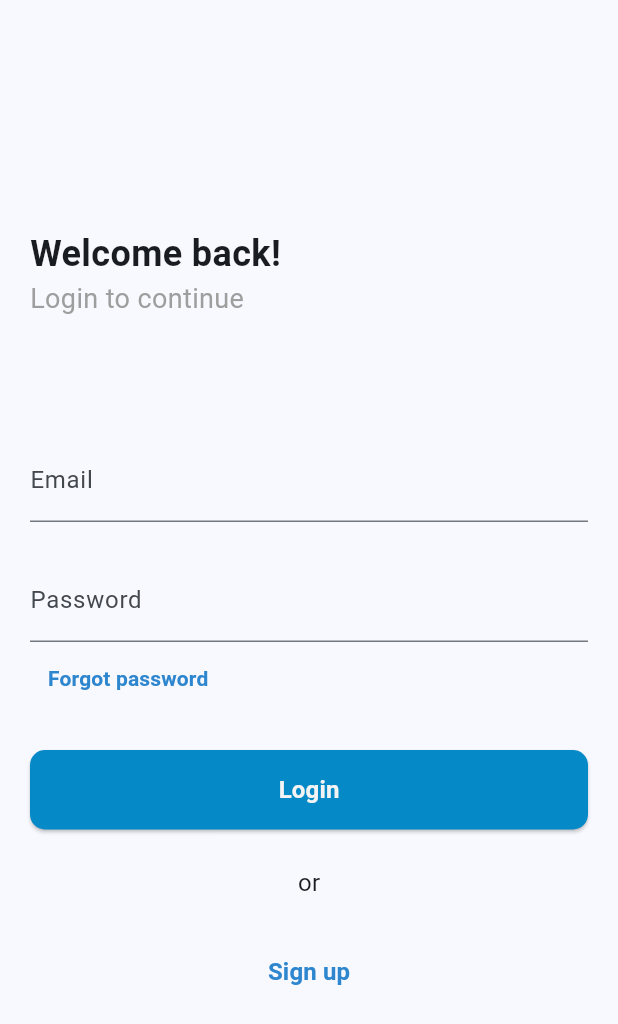
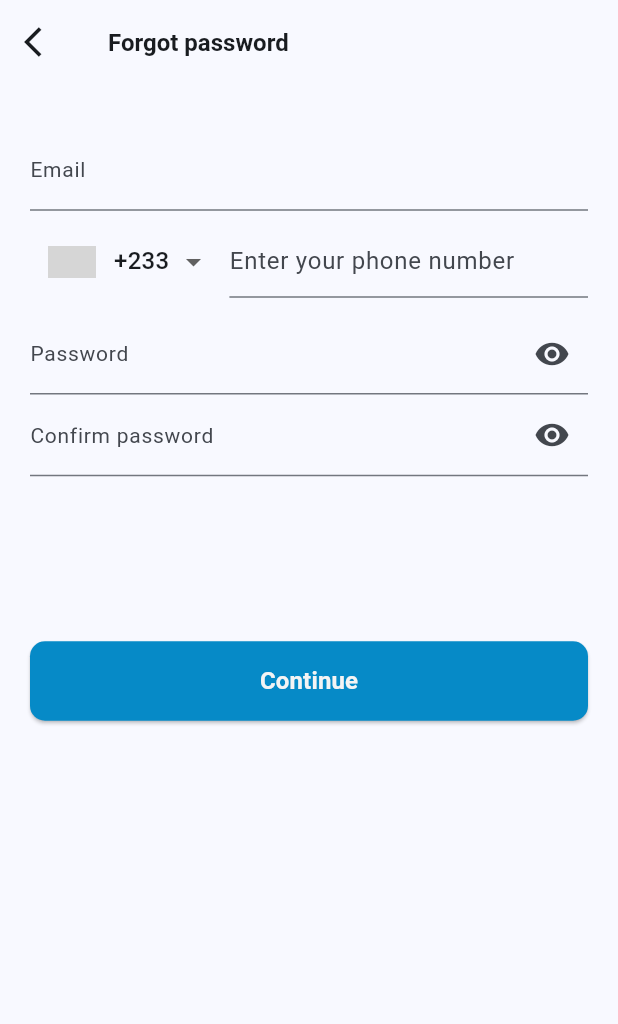
Before and after one commit to Quami-source/eyetruck_driver, a Flutter app: the screen it shows after launch, after a tap on "Forgot password", on a phone screen of 412 x 824 dp. Shown: the top 1024 px of the screen. Run offline on Flutter 3.47's test engine with Material 3 defaults, Android fonts, the phone set to English and light mode, and no system bars; drawn by our look-alikes of intl_phone_number_input; our stand-ins replace device_info_plus, firebase_core, firebase_storage, geocoding, geolocator, image_picker and 2 more; accounts and stored records are empty; network calls fail; grey boxes are pictures that could not be loaded.

Commit message:
Implemented forget password

```diff
--- /dev/null
+++ b/lib/screens/auth/forgot_password.dart
@@ -0,0 +1,225 @@
+import 'dart:convert';
+
+import 'package:eyetruck_driver/constants/utils.dart';
+import 'package:flutter/material.dart';
+import 'package:intl_phone_number_input/intl_phone_number_input.dart';
+import 'package:eyetruck_driver/constants/widgets/button.dart';
+import 'package:http/http.dart' as http;
+
+class ForgotPassword extends StatefulWidget {
+  const ForgotPassword({super.key});
+
+  @override
+  State<ForgotPassword> createState() => _ForgotPasswordState();
+}
+
+class _ForgotPasswordState extends State<ForgotPassword> {
+  GlobalKey tabControllerKey = GlobalKey();
+  final _formKey = GlobalKey<FormState>();
+
+  bool submitting = false;
+
+  bool showPass = true;
+  bool showConfirm = true;
+
+  String? phone = '';
+  final email = TextEditingController();
+  final newPwd = TextEditingController();
+  final confirmPwd = TextEditingController();
+
+  PhoneNumber number = PhoneNumber(isoCode: 'GH');
+
+  @override
+  Widget build(BuildContext context) {
+    return Scaffold(
+      appBar: AppBar(
+        title: const Text(
+          "Forgot password",
+          style: TextStyle(fontSize: 16, fontWeight: FontWeight.w600),
+          textAlign: TextAlign.center,
+        ),
+        leading: IconButton(
+          icon: const Icon(Icons.arrow_back_ios),
+          onPressed: () {
+            Navigator.pop(context);
+          },
+        ),
+      ),
+      body: Form(
+          key: _formKey,
+          child: SingleChildScrollView(
+            child: Padding(
+              padding: const EdgeInsets.only(left: 20.0, right: 20.0),
+              child: Column(
+                children: [
+                  const SizedBox(
+                    height: 30,
+                  ),
+                  TextFormField(
+                    controller: email,
+                    keyboardType: TextInputType.emailAddress,
+                    validator: (value) {
+                      if (value == null || value.isEmpty) {
+                        return 'Please enter your email';
+                      }
+
+                      return null;
+                    },
+                    decoration: const InputDecoration(
+                        hintText: 'Enter your email',
+                        labelStyle: TextStyle(fontSize: 14),
+                        labelText: 'Email'),
+                  ),
+                  const SizedBox(
+                    height: 10,
+                  ),
+                  InternationalPhoneNumberInput(
+                    hintText: 'Enter your phone number',
+                    initialValue: number,
+                    formatInput: true,
+                    keyboardType: const TextInputType.numberWithOptions(
+                        signed: true, decimal: true),
+                    onInputChanged: (e) {
+                      //debugPrint(e.phoneNumber);
+                      phone = e.phoneNumber;
+                    },
+                  ),
+                  const SizedBox(
+                    height: 10,
+                  ),
+                  TextFormField(
+                    controller: newPwd,
+                    obscureText: showPass,
+                    validator: (value) {
+                      if (value == null || value.isEmpty) {
+                        return 'Please enter your password';
+                      }
+
+                      return null;
+                    },
+                    decoration: InputDecoration(
+                        hintText: 'Enter your password',
+                        labelStyle: const TextStyle(fontSize: 14),
+                        suffixIcon: IconButton(
+                            onPressed: () {
+                              setState(() {
+                                showPass = !showPass;
+                              });
+                            },
+                            icon: Icon(showPass
+                                ? Icons.visibility
+                                : Icons.visibility_off)),
+                        labelText: 'Password'),
+                  ),
+                  TextFormField(
+                    controller: confirmPwd,
+                    obscureText: showConfirm,
+                    validator: (value) {
+                      if (value == null || value.isEmpty) {
+                        return 'Please enter your password';
+                      } else if (newPwd.text != confirmPwd.text) {
+                        return "Passwords do not match";
+                      }
+
+                      return null;
+                    },
+                    decoration: InputDecoration(
+                        hintText: 'Enter your password',
+                        labelStyle: const TextStyle(fontSize: 14),
+                        suffixIcon: IconButton(
+                            onPressed: () {
+                              setState(() {
+                                showConfirm = !showConfirm;
+                              });
+                            },
+                            icon: Icon(showConfirm
+                                ? Icons.visibility
+                                : Icons.visibility_off)),
+                        labelText: 'Confirm password'),
+                  ),
+                  const SizedBox(
+                    height: 30,
+                  ),
+                  submitting == true
+                      ? const CircularProgressIndicator()
+                      : Container(
+                          margin: const EdgeInsets.only(top: 80),
+                          child: primaryButton(
+                              text: "Continue",
+                              onPressed: () async {
+                                if (_formKey.currentState!.validate()) {
+                                  await _submit(phone, email.text);
+                                }
+                              }),
+                        )
+                ],
+              ),
+            ),
+          )),
+    );
+  }
+
+  Future<void> _submit(phoneNumber, email) async {
+    if (phoneNumber.isEmpty || email.isEmpty) {
+      ScaffoldMessenger.of(context).showSnackBar(
+        SnackBar(
+          content:
+              const Center(child: Text("Enter your phone number to continue")),
+          width: MediaQuery.of(context).size.width * 0.8,
+          behavior: SnackBarBehavior.floating,
+        ),
+      );
+    } else {
+      //submit
+      setState(() {
+        submitting = true;
+      });
+      Map payload = {
+        'email': email,
+        'phone': phoneNumber,
+        'password': confirmPwd.text
+      };
+
+      debugPrint(jsonEncode(payload));
+
+      try {
+        var res = await http.post(
+          Uri.parse("$apiUrlV2/v2/forgot-password/driver"),
+          body: jsonEncode(payload),
+          headers: {'Content-Type': 'application/json'},
+        );
+
+        debugPrint(res.body);
+
+        ScaffoldMessenger.of(context).showSnackBar(
+          SnackBar(
+            content: const Center(
+              child: Text("Password change successful"),
+            ),
+            width: MediaQuery.of(context).size.width * 0.9,
+            behavior: SnackBarBehavior.floating,
+          ),
+        );
+
+        Navigator.pop(context);
+      } catch (e) {
+        // var error = jsonEncode(e);
+        // debugPrint(error);
+
+        ScaffoldMessenger.of(context).showSnackBar(
+          SnackBar(
+            content: Center(
+              child: Text("$e"),
+            ),
+            width: MediaQuery.of(context).size.width * 0.9,
+            behavior: SnackBarBehavior.floating,
+          ),
+        );
+      } finally {
+        setState(() {
+          submitting = false;
+        });
+      }
+    }
+  }
+}
--- a/lib/screens/auth/login.dart
+++ b/lib/screens/auth/login.dart
@@ -2,6 +2,7 @@ import 'dart:convert';
 
 import 'package:eyetruck_driver/constants/utils.dart';
 import 'package:eyetruck_driver/constants/widgets/button.dart';
+import 'package:eyetruck_driver/screens/auth/forgot_password.dart';
 import 'package:eyetruck_driver/screens/auth/signup_personal.dart';
 import 'package:eyetruck_driver/screens/home/home.dart';
 import 'package:flutter/material.dart';
@@ -94,8 +95,8 @@ class _LoginState extends State<Login> {
 
       ScaffoldMessenger.of(context).showSnackBar(
         SnackBar(
-          content: const Center(
-            child: Text("Login failed. Try again later"),
+          content: Center(
+            child: Text("$e"),
           ),
           width: MediaQuery.of(context).size.width * 0.9,
           behavior: SnackBarBehavior.floating,
@@ -142,10 +143,10 @@ class _LoginState extends State<Login> {
                 ),
                 TextButton(
                     onPressed: () {
-                      const AlertDialog(
-                        content: Text("I was clicked"),
-                        actions: [],
-                      );
+                      Navigator.push(
+                          context,
+                          MaterialPageRoute(
+                              builder: (context) => const ForgotPassword()));
                     },
                     child: const Text(
                       "Forgot password",
--- a/lib/screens/auth/signup_personal.dart
+++ b/lib/screens/auth/signup_personal.dart
@@ -29,7 +29,7 @@ class _SignUpPersonalState extends State<SignUpPersonal> {
   final firstName = TextEditingController();
   final lastName = TextEditingController();
   final email = TextEditingController();
-  final phone = TextEditingController();
+
   final pwd = TextEditingController();
   final pwdConfirm = TextEditingController();
 
@@ -37,7 +37,7 @@ class _SignUpPersonalState extends State<SignUpPersonal> {
   bool showConfirm = true;
 
   PhoneNumber number = PhoneNumber(isoCode: 'GH');
-
+  String? phone = '';
   //documents
   final lisence = TextEditingController();
   final issuedAt = TextEditingController();
@@ -152,14 +152,15 @@ class _SignUpPersonalState extends State<SignUpPersonal> {
                                     height: 20,
                                   ),
                                   InternationalPhoneNumberInput(
-                                    textFieldController: phone,
                                     hintText: 'Enter your phone number',
                                     initialValue: number,
                                     formatInput: true,
                                     keyboardType:
                                         const TextInputType.numberWithOptions(
                                             signed: true, decimal: true),
-                                    onInputChanged: (e) {},
+                                    onInputChanged: (e) {
+                                      phone = e.phoneNumber;
+                                    },
                                   ),
                                   TextFormField(
                                     controller: pwd,
@@ -375,7 +376,7 @@ class _SignUpPersonalState extends State<SignUpPersonal> {
                                                 var payload = jsonEncode({
                                                   'email': email.text,
                                                   'password': pwdConfirm.text,
-                                                  'phone': phone.text,
+                                                  'phone': phone,
                                                   'first_name': firstName.text,
                                                   'last_name': lastName.text,
                                                   'license_id': lisence.text,
--- a/pubspec.yaml
+++ b/pubspec.yaml
@@ -43,6 +43,7 @@ dependencies:
   image_picker: ^1.0.7
   firebase_core: ^2.29.0
   firebase_storage: ^11.7.1
+  device_info_plus: ^9.1.2
 
 dev_dependencies:
   flutter_test:
```
Also changed, not shown: lib/screens/home/welcome.dart (+35 -19 lines), pubspec.lock, 1 other file.
